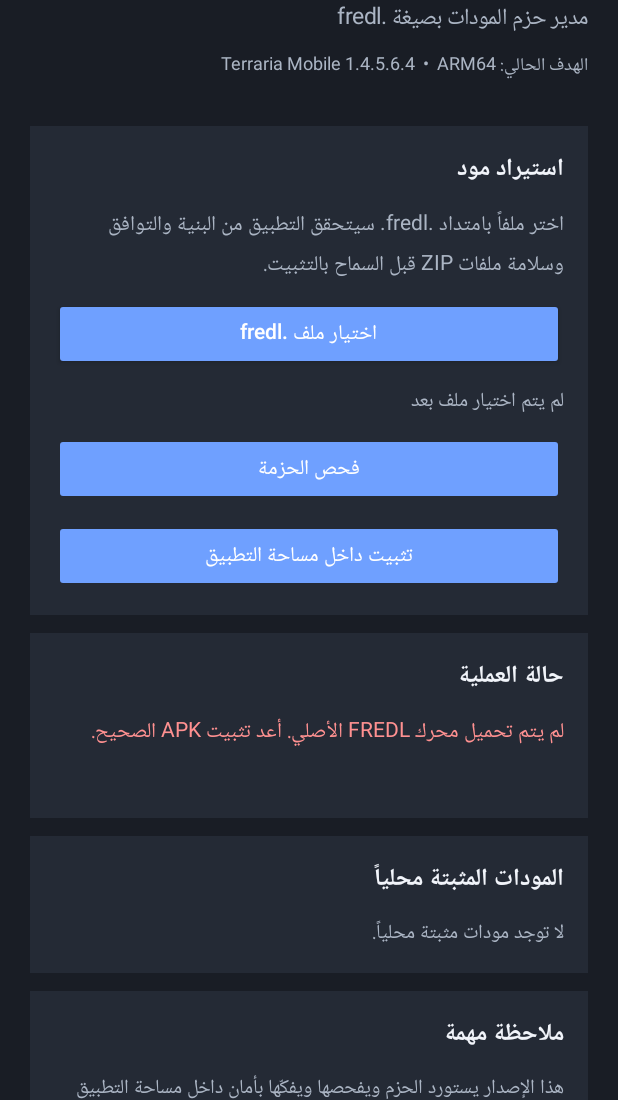
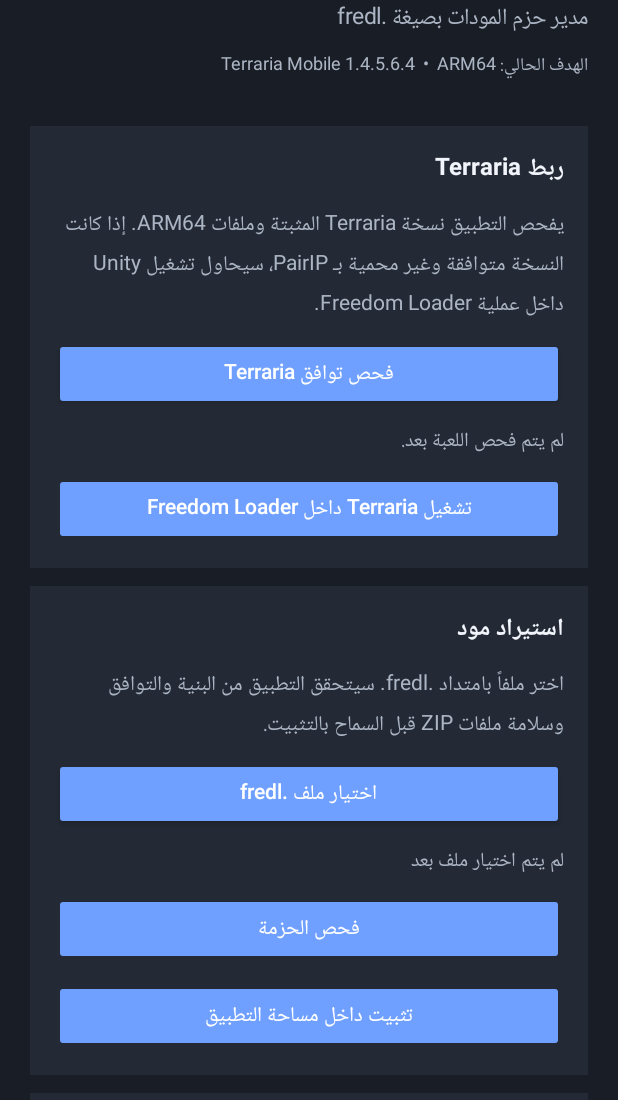
Before and after one commit to monkyass624-glitch/TerrariaFreedomLoader, an Android app: the screen it shows after launch (MainActivity), on a phone screen of 412 x 824 dp, the part 136-1236 px from its top. Run offline under Robolectric (Android 15) with nearby library versions, the phone set to English and light mode, and no system bars.

Commit message:
Add Terraria compatibility check and in-process launch controls

```diff
--- a/app/src/main/java/com/freedomloader/terraria/MainActivity.java
+++ b/app/src/main/java/com/freedomloader/terraria/MainActivity.java
@@ -47,6 +47,11 @@ public final class MainActivity extends Activity {
     private TextView installedView;
     private Button validateButton;
     private Button installButton;
+    private Button connectGameButton;
+    private Button playGameButton;
+    private TextView gameStatusView;
+    private GameRuntime.Result gameRuntimeResult;
+    private boolean checkingGame;
     private File selectedPackage;
     private boolean packageValid;
     private boolean installedCurrent;
@@ -93,6 +98,25 @@ public final class MainActivity extends Activity {
         version.setPadding(0, dp(8), 0, dp(18));
         root.addView(version);
 
+        LinearLayout gameCard = card(root, "ربط Terraria");
+        TextView gameInfo = text(
+                "يفحص التطبيق نسخة Terraria المثبتة وملفات ARM64. إذا كانت النسخة متوافقة وغير محمية بـ PairIP، سيحاول تشغيل Unity داخل عملية Freedom Loader.",
+                14, colorMuted, false);
+        gameCard.addView(gameInfo);
+
+        connectGameButton = button("فحص توافق Terraria");
+        gameCard.addView(connectGameButton);
+        connectGameButton.setOnClickListener(v -> inspectTerraria());
+
+        gameStatusView = text("لم يتم فحص اللعبة بعد.", 13, colorMuted, false);
+        gameStatusView.setPadding(0, dp(10), 0, 0);
+        gameCard.addView(gameStatusView);
+
+        playGameButton = button("تشغيل Terraria داخل Freedom Loader");
+        playGameButton.setEnabled(false);
+        gameCard.addView(playGameButton);
+        playGameButton.setOnClickListener(v -> startTerraria());
+
         LinearLayout importCard = card(root, "استيراد مود");
         TextView info = text("اختر ملفاً بامتداد .fredl. سيتحقق التطبيق من البنية والتوافق "
                 + "وسلامة ملفات ZIP قبل السماح بالتثبيت.", 14, colorMuted, false);
@@ -127,10 +151,10 @@ public final class MainActivity extends Activity {
         installedCard.addView(installedView);
 
         LinearLayout noteCard = card(root, "ملاحظة مهمة");
-        TextView note = text("هذا الإصدار يستورد الحزم ويفحصها ويفكّها بأمان داخل مساحة "
-                + "التطبيق الخاصة. لم يتم بعد ربطه بعملية Terraria، لذلك تثبيت المود هنا "
-                + "لا يعني أنه يعمل داخل اللعبة. دعم تشغيل mod.dll يحتاج Runtime متوافقاً "
-                + "وجسراً لواجهة Terraria واختباراً منفصلاً.", 13, colorMuted, false);
+        TextView note = text("ملفات FREDL تُفحص وتُثبت داخل مساحة التطبيق. الربط داخل اللعبة "
+                + "يعمل فقط مع بناء Terraria متوافق يسمح باستضافة Unity؛ النسخ المحمية بـ PairIP "
+                + "يتم رفضها ولا نحاول تجاوز الحماية. هذه المرحلة تشغّل محرك اللعبة وتفحص IL2CPP؛ "
+                + "تشغيل كود المودات C# يحتاج Runtime وواجهة API واختباراً منفصلاً.", 13, colorMuted, false);
         noteCard.addView(note);
 
         TextView footer = text("FREDL package manager • v0.1.0", 11, colorMuted, false);
@@ -254,6 +278,41 @@ public final class MainActivity extends Activity {
         });
     }
 
+
+    private void inspectTerraria() {
+        if (checkingGame) return;
+        checkingGame = true;
+        connectGameButton.setEnabled(false);
+        playGameButton.setEnabled(false);
+        gameStatusView.setText("جارٍ فحص Terraria وتجهيز مكتبات ARM64...");
+        gameStatusView.setTextColor(colorMuted);
+        worker.execute(() -> {
+            GameRuntime.Result result = GameRuntime.prepare(getApplicationContext());
+            runOnUiThread(() -> {
+                checkingGame = false;
+                gameRuntimeResult = result;
+                connectGameButton.setEnabled(true);
+                playGameButton.setEnabled(result.ready);
+                gameStatusView.setText(result.message);
+                gameStatusView.setTextColor(result.ready
+                        ? Color.rgb(158, 224, 176) : Color.rgb(255, 145, 145));
+            });
+        });
+    }
+
+    private void startTerraria() {
+        if (gameRuntimeResult == null || !gameRuntimeResult.ready) {
+            showStatus("افحص توافق Terraria أولاً.", true);
+            return;
+        }
+        try {
+            startActivity(new Intent(this, GameActivity.class));
+        } catch (Throwable error) {
+            gameStatusView.setText("تعذر فتح شاشة اللعبة: " + error.getMessage());
+            gameStatusView.setTextColor(Color.rgb(255, 145, 145));
+        }
+    }
+
     private String queryDisplayName(Uri uri) {
         try (Cursor cursor = getContentResolver().query(uri,
                 new String[]{OpenableColumns.DISPLAY_NAME}, null, null, null)) {
```
